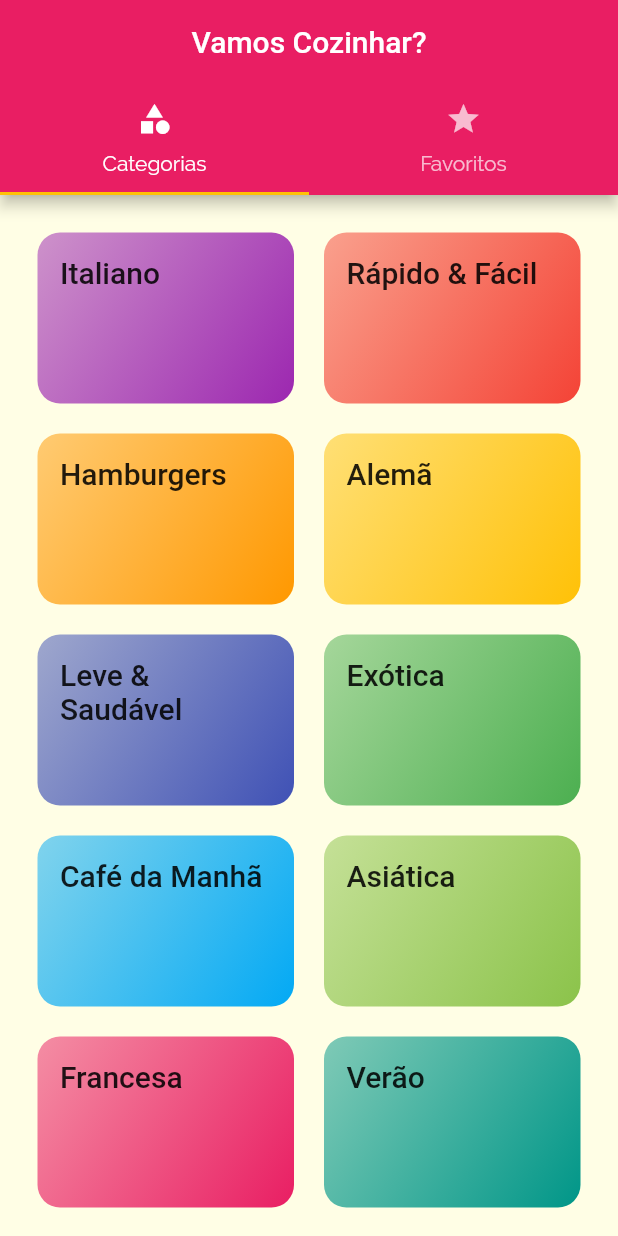
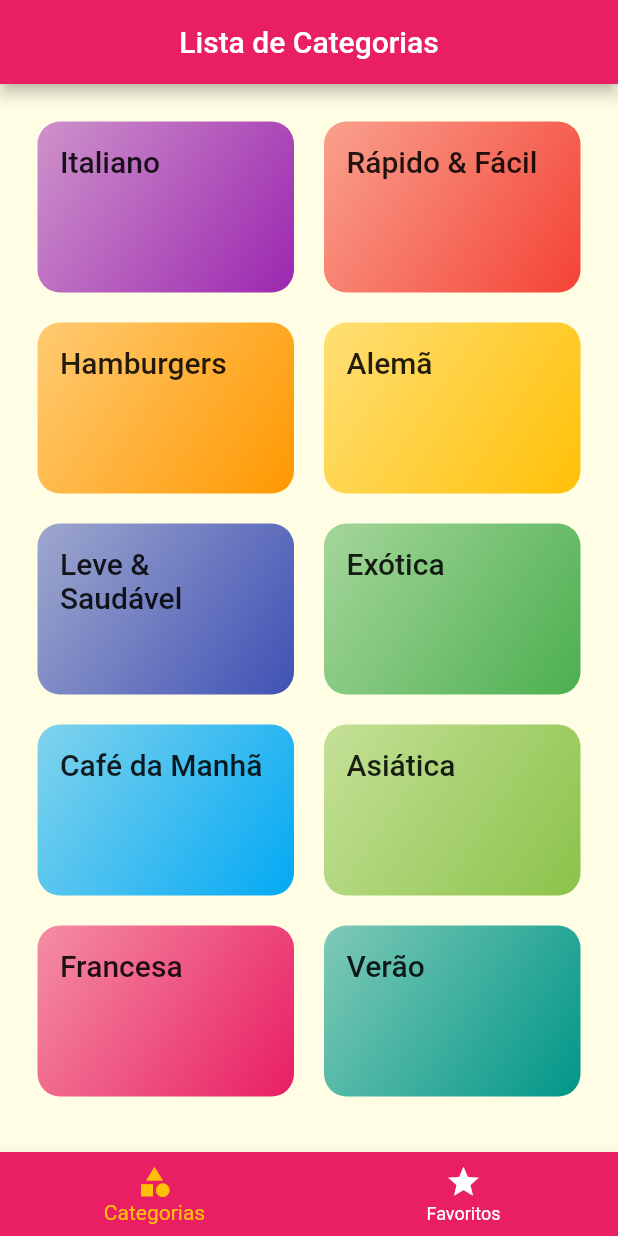
Before and after one commit to portelaoliveira/meals, a Flutter app: the screen it shows after launch, on a phone screen of 412 x 824 dp. Run offline on Flutter 3.47's test engine with Material 2 defaults, Android fonts, the phone set to English and light mode, and no system bars.

Commit message:
Adicionar TabBar na parte inferior.

```diff
--- a/lib/screens/categories_screen.dart
+++ b/lib/screens/categories_screen.dart
@@ -9,7 +9,7 @@ class CategoriesScreen extends StatelessWidget {
   Widget build(BuildContext context) {
     return GridView(
       padding: const EdgeInsets.all(25),
-      gridDelegate: SliverGridDelegateWithMaxCrossAxisExtent(
+      gridDelegate: const SliverGridDelegateWithMaxCrossAxisExtent(
         maxCrossAxisExtent: 200,
         childAspectRatio: 3 / 2,
         crossAxisSpacing: 20,
--- a/lib/screens/tabs_screen.dart
+++ b/lib/screens/tabs_screen.dart
@@ -2,37 +2,54 @@ import 'package:flutter/material.dart';
 import 'categories_screen.dart';
 import 'favorite_screen.dart';
 
-class TabsScreen extends StatelessWidget {
-  const TabsScreen({super.key});
+class TabsScreen extends StatefulWidget {
+  const TabsScreen({Key? key}) : super(key: key);
+
+  @override
+  State<TabsScreen> createState() => _TabsScreenState();
+}
+
+class _TabsScreenState extends State<TabsScreen> {
+  int _selectedScreenIndex = 0;
+
+  final List<Map<String, Object>> _screens = [
+    {'title': 'Lista de Categorias', 'screen': const CategoriesScreen()},
+    {'title': 'Meus Favoritos', 'screen': const FavoriteScreen()},
+  ];
+
+  _selectScreen(int index) {
+    setState(() {
+      _selectedScreenIndex = index;
+    });
+  }
 
   @override
   Widget build(BuildContext context) {
-    return DefaultTabController(
-      length: 2,
-      child: Scaffold(
+    return Scaffold(
       appBar: AppBar(
-          title: const Text('Vamos Cozinhar?'),
         backgroundColor: Colors.pink,
         centerTitle: true,
-          bottom: const TabBar(
-            tabs: [
-              Tab(
+        title: Text(
+          _screens[_selectedScreenIndex]['title'] as String,
+        ),
+      ),
+      body: _screens[_selectedScreenIndex]['screen'] as Widget,
+      bottomNavigationBar: BottomNavigationBar(
+        onTap: _selectScreen,
+        backgroundColor: Colors.pink,
+        unselectedItemColor: Colors.white,
+        selectedItemColor: Theme.of(context).colorScheme.secondary,
+        currentIndex: _selectedScreenIndex,
+        items: const [
+          BottomNavigationBarItem(
             icon: Icon(Icons.category),
-                text: 'Categorias',
+            label: 'Categorias',
           ),
-              Tab(
+          BottomNavigationBarItem(
             icon: Icon(Icons.star),
-                text: 'Favoritos',
+            label: 'Favoritos',
           ),
         ],
-          ),
-        ),
-        body: const TabBarView(
-          children: [
-            CategoriesScreen(),
-            FavoriteScreen(),
-          ],
-        ),
       ),
     );
   }
```
Lines whose indentation alone changed are shown as unchanged.
